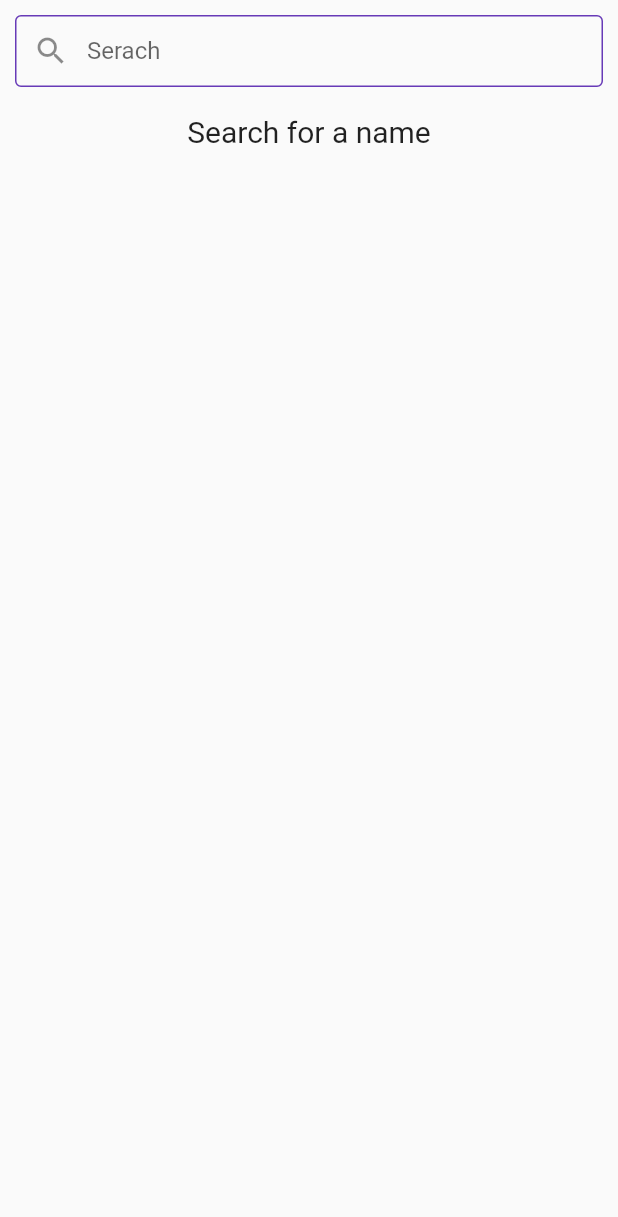
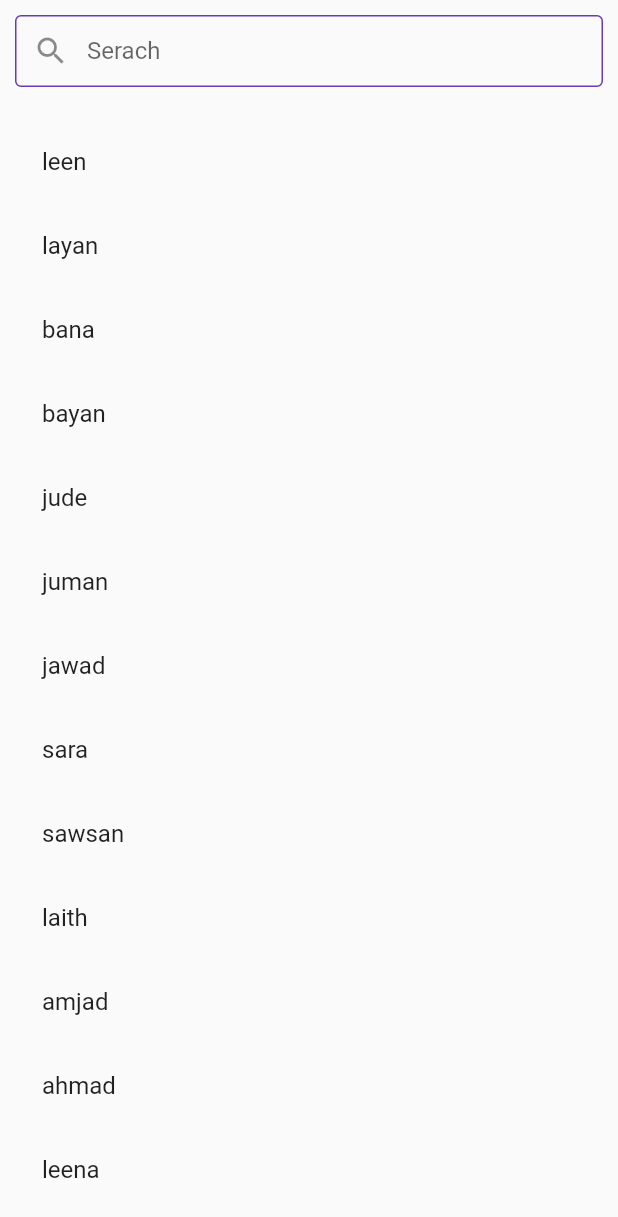
Before and after one commit to LeenQourshah/api, a Flutter app: the searchScreen screen opened by its route, on a phone screen of 412 x 824 dp. Shown: the top 1217 px of the screen. Run offline on Flutter 3.47's test engine with Material 2 defaults, Android fonts, the phone set to English and light mode, and no system bars; our stand-ins replace dio, easy_localization; network calls fail.

Commit message:
listView search

```diff
--- a/lib/screens/notifications_screen.dart
+++ b/lib/screens/notifications_screen.dart
@@ -1,5 +1,3 @@
-// ignore_for_file: prefer_const_literals_to_create_immutables, prefer_const_constructors
-
 import 'package:api_app/services/theme_provider.dart';
 import 'package:api_app/translations/locale_keys.g.dart';
 import 'package:flutter/material.dart';
--- a/lib/screens/search_screen.dart
+++ b/lib/screens/search_screen.dart
@@ -1,9 +1,60 @@
-// ignore_for_file: prefer_const_literals_to_create_immutables, prefer_const_constructors
+// ignore_for_file: prefer_const_literals_to_create_immutables, prefer_const_constructors, camel_case_types
 
 import 'package:flutter/material.dart';
 
-class searchScreen extends StatelessWidget {
+class searchScreen extends StatefulWidget {
   const searchScreen({Key? key}) : super(key: key);
+
+  @override
+  State<searchScreen> createState() => _searchScreenState();
+}
+
+class _searchScreenState extends State<searchScreen> {
+  static List<String> _allNames = [
+    "leen",
+    'layan',
+    'bana',
+    "bayan",
+    "jude",
+    "juman",
+    "jawad",
+    "sara",
+    "sawsan",
+    'laith',
+    "amjad",
+    "ahmad",
+    "leena",
+    "sumaya",
+    "tahani",
+    "fatma",
+    'farah',
+    'fadi',
+    'faisal',
+    "mahmoud",
+    'menna',
+    'muna',
+    "jumana"
+  ];
+
+  TextEditingController _textController = TextEditingController();
+  List<String> newNamesList = List.from(_allNames);
+
+  onItemChanged(String value) {
+    setState(() {
+      newNamesList = _allNames
+          .where((string) => string.toLowerCase().contains(value.toLowerCase()))
+          .toList();
+    });
+  }
+
+  // List<String> _foundNames = [];
+
+  // @override
+  // initState() {
+  //   // at the beginning, all users are shown
+  //   _foundNames = _allNames;
+  //   super.initState();
+  // }
 
   @override
   Widget build(BuildContext context) {
@@ -14,6 +65,8 @@ class searchScreen extends StatelessWidget {
         Padding(
           padding: const EdgeInsets.all(10),
           child: TextField(
+            onChanged: onItemChanged,
+            controller: _textController,
             decoration: InputDecoration(
                 prefixIcon: IconButton(
                   icon: Icon(Icons.search),
@@ -32,20 +85,13 @@ class searchScreen extends StatelessWidget {
         ),
         Expanded(
           child: ListView(
-            children: [
-              Column(
-                children: [
-                  Padding(
-                    padding: const EdgeInsets.all(8.0),
-                    child: Center(
-                        child: Text(
-                      "Search for a name",
-                      style: TextStyle(fontSize: 20),
-                    )),
-                  )
-                ],
-              )
-            ],
+            padding: EdgeInsets.all(12.0),
+            children: newNamesList.map((data) {
+              return ListTile(
+                title: Text(data),
+                onTap: () => print(data),
+              );
+            }).toList(),
           ),
         )
       ],
@@ -118,3 +164,116 @@ class DataSearch extends SearchDelegate<String> {
     );
   }
 }
+
+// class searchScreen extends StatefulWidget {
+//   const searchScreen({Key? key}) : super(key: key);
+
+//   @override
+//   _searchScreenState createState() => _searchScreenState();
+// }
+
+// class _searchScreenState extends State<searchScreen> {
+//   final List<String> _allNames = [
+//     "leen",
+//     'layan',
+//     'bana',
+//     "bayan",
+//     "jude",
+//     "juman",
+//     "jawad",
+//     "sara",
+//     "sawsan",
+//     'laith',
+//     "amjad",
+//     "ahmad",
+//     "leena",
+//     "sumaya",
+//     "tahani",
+//     "fatma",
+//     'farah',
+//     'fadi',
+//     'faisal',
+//     "mahmoud",
+//     'menna',
+//     'muna',
+//     "jumana"
+//   ];
+
+//   // This list holds the data for the list view
+//   List<String> _foundNames = [];
+//   @override
+//   initState() {
+//     // at the beginning, all users are shown
+//     _foundNames = _allNames;
+//     super.initState();
+//   }
+
+//   // This function is called whenever the text field changes
+//   void _runFilter(String enteredKeyword) {
+//     List<String> results = [];
+//     if (enteredKeyword.isEmpty) {
+//       // if the search field is empty or only contains white-space, we'll display all users
+//       results = _allNames;
+//     } else {
+//       results = _allNames
+//           .where((user) =>
+//               user.toLowerCase().contains(enteredKeyword.toLowerCase()))
+//           .toList();
+//       // we use the toLowerCase() method to make it case-insensitive
+//     }
+
+//     // Refresh the UI
+//     setState(() {
+//       _foundNames = results;
+//     });
+//   }
+
+//   @override
+//   Widget build(BuildContext context) {
+//     return Scaffold(
+//       body: Padding(
+//         padding: const EdgeInsets.all(10),
+//         child: Column(
+//           children: [
+//             const SizedBox(
+//               height: 20,
+//             ),
+//             TextField(
+//               onChanged: (value) => _runFilter(value),
+//               decoration: const InputDecoration(
+//                   labelText: 'Search', suffixIcon: Icon(Icons.search)),
+//             ),
+//             const SizedBox(
+//               height: 20,
+//             ),
+//             Expanded(
+//               child: _foundNames.isNotEmpty
+//                   ? ListView.builder(
+//                       itemCount: _foundNames.length,
+//                       itemBuilder: (context, index) => Card(
+//                         key: ValueKey(_foundNames[index]),
+//                         color: Colors.grey[350],
+//                         elevation: 4,
+//                         margin: const EdgeInsets.symmetric(vertical: 10),
+//                         child: ListTile(
+//                           leading: Text(
+//                             _foundNames[index].toString(),
+//                             style: const TextStyle(fontSize: 24),
+//                           ),
+//                           title: Text(_foundNames[index]),
+//                           subtitle: Text(
+//                               '${_foundNames[index].toString()} years old'),
+//                         ),
+//                       ),
+//                     )
+//                   : const Text(
+//                       'No results found',
+//                       style: TextStyle(fontSize: 24),
+//                     ),
+//             ),
+//           ],
+//         ),
+//       ),
+//     );
+//   }
+// }
```
